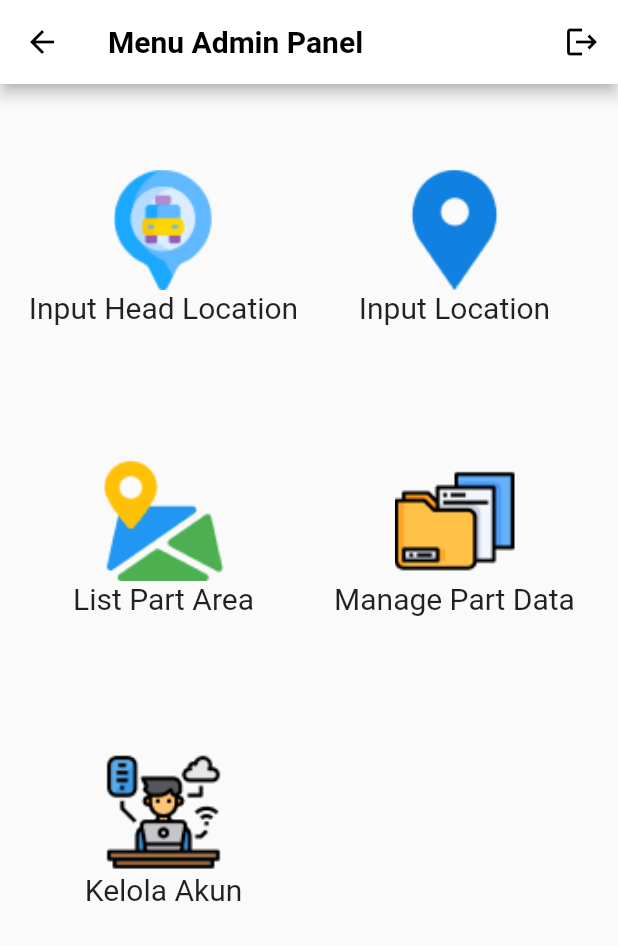
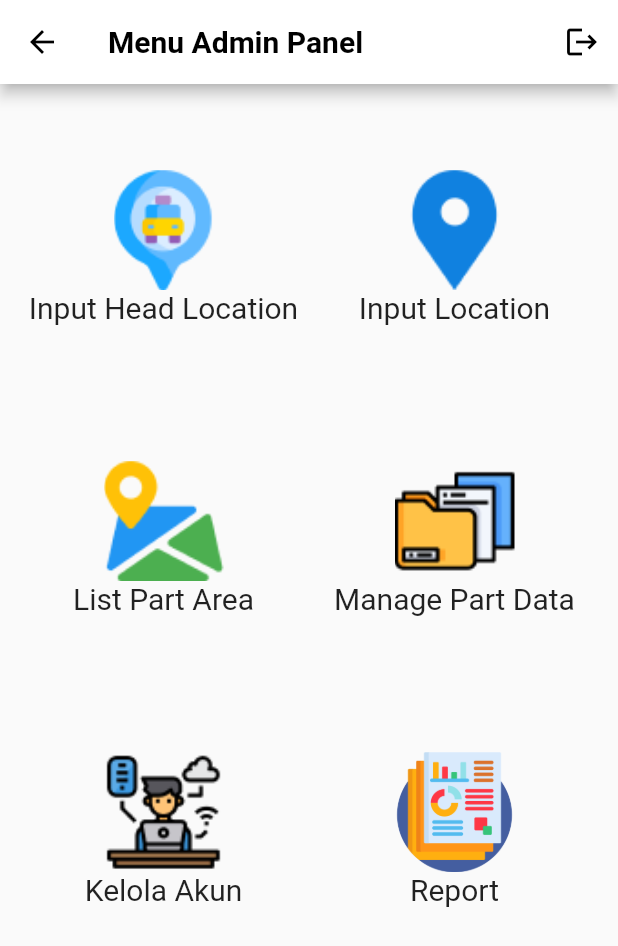
Before and after one commit to magerngulik/warehouse, a Flutter app: the AdminMenuView screen opened directly, on a phone screen of 412 x 824 dp. Shown: the top 946 px of the screen. Run offline on Flutter 3.47's test engine with Material 2 defaults, Android fonts, the phone set to English and light mode, and no system bars; our stand-ins replace dartz, dropdown_textfield, get, logger, shared_preferences, supabase_flutter; missing offline and left inert: excel, mobile_scanner; accounts and stored records are empty.

Commit message:
update perbaikikan dari data isMimim

```diff
--- a/lib/module/admin_manage_user/controller/admin_manage_user_controller.dart
+++ b/lib/module/admin_manage_user/controller/admin_manage_user_controller.dart
@@ -25,6 +25,7 @@ class AdminManageUserController extends GetxController {
           .from('user')
           .select('*')
           .eq('status', 'aktif')
+          .not('id', 'eq', supabase.auth.currentUser!.id)
           .order('created_at', ascending: true);
 
       user = List.from(data);
--- a/lib/module/admin_menu/controller/admin_menu_controller.dart
+++ b/lib/module/admin_menu/controller/admin_menu_controller.dart
@@ -39,6 +39,11 @@ class AdminMenuController extends GetxController {
       "ontap": const AdminManageUserView(),
       "image": "assets/icons/kelola akun.png"
     },
+    {
+      "title": "Report",
+      "ontap": const ReportView(),
+      "image": "assets/icons/report.png"
+    },
   ];
 
   var isLoading = false.obs;
--- a/lib/module/admin_menu/view/admin_menu_view.dart
+++ b/lib/module/admin_menu/view/admin_menu_view.dart
@@ -35,6 +35,7 @@ class AdminMenuView extends StatelessWidget {
             physics: const ScrollPhysics(),
             itemBuilder: (BuildContext context, int index) {
               var item = controller.halaman[index];
+
               return InkWell(
                 onTap: () {
                   Navigator.push(
--- a/lib/module/search_part/controller/search_part_controller.dart
+++ b/lib/module/search_part/controller/search_part_controller.dart
@@ -102,7 +102,7 @@ class SearchPartController extends GetxController {
   processSearchPart() async {
     try {
       final data = await supabase.rpc('searchpartnumber',
-          params: {"part_number_params": textSearch.text});
+          params: {"part_number_params": textSearch.text, "isminim": isMinim});
 
       log.d(data);
 
```
Also changed, not shown: assets/icons/report.png (added).
